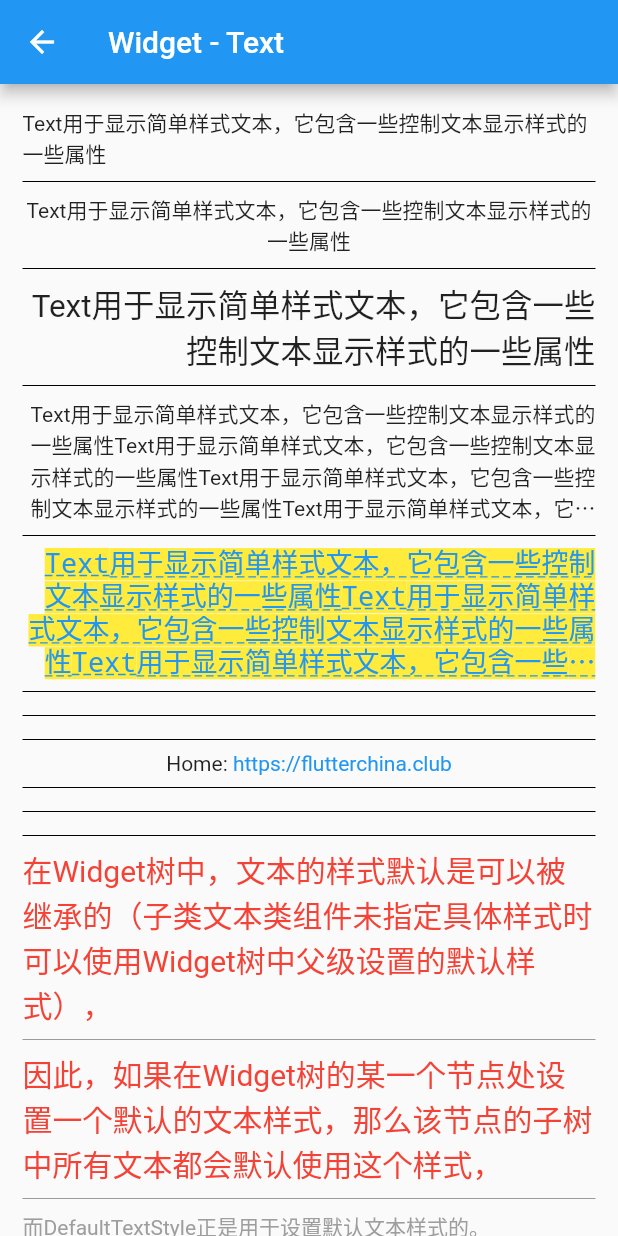
After one commit to AndyM129/PlaygroundInFlutter, a Flutter app: the TextPage screen opened directly, on a phone screen of 412 x 824 dp. The commit adds this screen. Run offline on Flutter 3.47's test engine with Material 2 defaults, Android fonts, the light colour scheme and no system bars.

Commit message:
feature(text_page): 添加 Text 组件的基础用法示例

```diff
--- a/lib/playground/home/entry.dart
+++ b/lib/playground/home/entry.dart
@@ -1,6 +1,7 @@
 import 'package:flutter/material.dart';
 import 'package:playground_in_flutter/playground/hello_flutter/hello_flutter.dart';
 import 'package:playground_in_flutter/playground/times_counter/times_counter_page.dart';
+import 'package:playground_in_flutter/playground/text/text_page.dart';
 
 /// 实例
 class Entry {
@@ -20,6 +21,10 @@ List<Entry> entries = [
     title: "Times Counter",
 		page: TimesCounterPage(),
   ),
+	Entry(
+    title: "Widget - Text",
+		page: TextPage(),
+  ),
   Entry(
     title: "···",
   ),
--- /dev/null
+++ b/lib/playground/text/text_page.dart
@@ -0,0 +1,102 @@
+import 'package:flutter/material.dart';
+import 'package:playground_in_flutter/common/text_style.dart';
+
+// 基础页面
+class TextPage extends StatelessWidget {
+  final String title;
+  TextPage({Key key, this.title}) : super(key: key);
+
+  @override
+  Widget build(BuildContext context) {
+    return Scaffold(
+      appBar: AppBar(
+        title: Text(title ?? 'Widget - Text'),
+      ),
+      body: SingleChildScrollView(
+        padding: EdgeInsets.fromLTRB(15.0, 15.0, 15.0, 44.0),
+        child: Center(
+          child: Column(
+            children: <Widget>[
+              Text('Text用于显示简单样式文本，它包含一些控制文本显示样式的一些属性',
+                  textAlign: TextAlign.left),
+              Divider(color: Colors.black),
+              Text('Text用于显示简单样式文本，它包含一些控制文本显示样式的一些属性',
+                  textAlign: TextAlign.center),
+              Divider(color: Colors.black),
+              Text(
+                'Text用于显示简单样式文本，它包含一些控制文本显示样式的一些属性',
+                textAlign: TextAlign.right,
+                textScaleFactor: 1.5, // 缩放比例
+              ),
+              Divider(color: Colors.black),
+              Text('Text用于显示简单样式文本，它包含一些控制文本显示样式的一些属性' * 5,
+                  textAlign: TextAlign.right,
+                  maxLines: 4,
+                  overflow: TextOverflow.ellipsis),
+              Divider(color: Colors.black),
+              Text(
+                'Text用于显示简单样式文本，它包含一些控制文本显示样式的一些属性' * 5,
+                textAlign: TextAlign.right,
+                maxLines: 4,
+                overflow: TextOverflow.ellipsis,
+                style: TextStyle(
+                    color: Colors.blue,
+                    fontSize: 18.0,
+                    height:
+                        1.2, // 该属性用于指定行高，但它并不是一个绝对值，而是一个因子，具体的行高等于fontSize*height。
+                    fontFamily: "Courier",
+                    background: new Paint()..color = Colors.yellow,
+                    decoration: TextDecoration.underline,
+                    decorationStyle: TextDecorationStyle.dashed),
+              ),
+              Divider(color: Colors.black),
+              Divider(color: Colors.black),
+              Divider(color: Colors.black),
+              Text.rich(TextSpan(children: [
+                TextSpan(text: "Home: "),
+                TextSpan(
+                  text: "https://flutterchina.club",
+                  style: TextStyle(color: Colors.blue),
+                  //recognizer: _tapRecognizer
+                ),
+              ])),
+              Divider(color: Colors.black),
+              Divider(color: Colors.black),
+              Divider(color: Colors.black),
+              DefaultTextStyle(
+                //1.设置文本默认样式
+                style: TextStyle(
+                  color: Colors.red,
+                  fontSize: 20.0,
+                ),
+                textAlign: TextAlign.start,
+                child: Column(
+                  crossAxisAlignment: CrossAxisAlignment.start,
+                  children: <Widget>[
+                    Text(
+                        "在Widget树中，文本的样式默认是可以被继承的（子类文本类组件未指定具体样式时可以使用Widget树中父级设置的默认样式），"),
+                    Divider(color: Colors.black38),
+                    Text(
+                        "因此，如果在Widget树的某一个节点处设置一个默认的文本样式，那么该节点的子树中所有文本都会默认使用这个样式，"),
+                    Divider(color: Colors.black38),
+                    Text(
+                      "而DefaultTextStyle正是用于设置默认文本样式的。",
+                      style: TextStyle(
+                          inherit: false, //2.不继承默认样式
+                          color: Colors.grey),
+                    ),
+                  ],
+                ),
+              ),
+              Divider(color: Colors.black),
+              Text(
+                '使用字体, '*10,
+                style: TextStyle(fontFamily: 'Poppins'),
+              ),
+            ],
+          ),
+        ),
+      ),
+    );
+  }
+}
```
